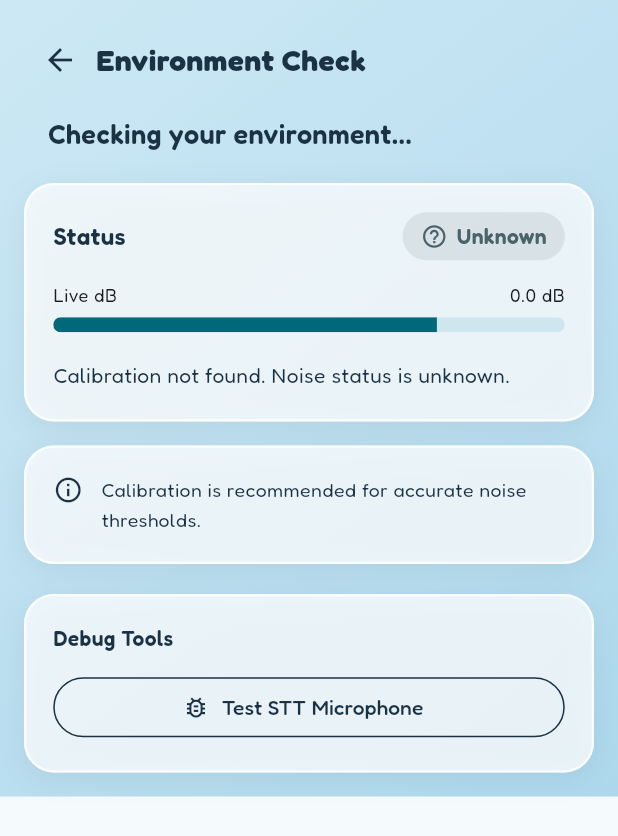
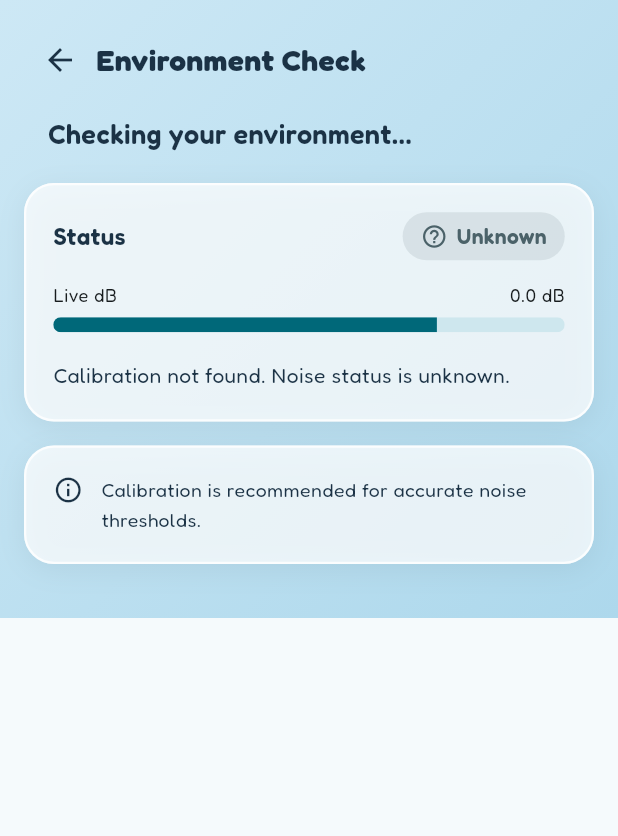
Before and after one commit to veer1e/SpeakSmart.Prototype, a Flutter app: the EnvironmentScreen screen opened by its route, on a phone screen of 412 x 824 dp. Shown: the top 836 px of the screen. Run offline on Flutter 3.47's test engine with Material 3 defaults, Android fonts, the light colour scheme and no system bars; our stand-ins replace flutter_tts, google_fonts, permission_handler, shared_preferences, speech_to_text; missing offline and left inert: noise_meter; accounts and stored records are empty.

Commit message:
Removed import of stt_debug_screen.dart from routes.dart and deleted stt_debug_screen.dart file.

```diff
--- a/lib/app/routes.dart
+++ b/lib/app/routes.dart
@@ -9,7 +9,7 @@ import '../features/progress/presentation/progress_screen.dart';
 import '../features/profile/presentation/profile_screen.dart';
 import '../features/practice/models/score_result.dart';
 import '../features/settings/presentation/tts_settings_screen.dart';
-import '../features/settings/presentation/stt_debug_screen.dart';
+
 
 class Routes {
   static const shell = '/';
@@ -39,8 +39,6 @@ class Routes {
       case ttsSettings:
         return MaterialPageRoute(builder: (_) => const TtsSettingsScreen());
       case sttDebug:
-        return MaterialPageRoute(builder: (_) => const SttDebugScreen());
-      case feedback:
         final result = settings.arguments as ScoreResult;
         return MaterialPageRoute(builder: (_) => FeedbackScreen(result: result));
       default:
--- a/lib/features/environment/presentation/environment_screen.dart
+++ b/lib/features/environment/presentation/environment_screen.dart
@@ -123,34 +123,6 @@ class EnvironmentScreen extends StatelessWidget {
                     ),
                   ),
                 const SizedBox(height: 20),
-                _GlassCard(
-                  child: Column(
-                    crossAxisAlignment: CrossAxisAlignment.start,
-                    children: [
-                      Text(
-                        'Debug Tools',
-                        style: TextStyle(
-                          fontSize: 14,
-                          fontWeight: FontWeight.w600,
-                          color: _P.navy,
-                        ),
-                      ),
-                      const SizedBox(height: 12),
-                      SizedBox(
-                        width: double.infinity,
-                        child: OutlinedButton.icon(
-                          style: OutlinedButton.styleFrom(
-                            foregroundColor: _P.navy,
-                            side: const BorderSide(color: _P.navy, width: 1),
-                          ),
-                          onPressed: () => Navigator.pushNamed(context, '/debug/stt'),
-                          icon: const Icon(Icons.bug_report_outlined, size: 18),
-                          label: const Text('Test STT Microphone'),
-                        ),
-                      ),
-                    ],
-                  ),
-                ),
               ],
             ),
           ),
```
Also changed, not shown: lib/features/settings/presentation/stt_debug_screen.dart (deleted, +0 -108 lines).
